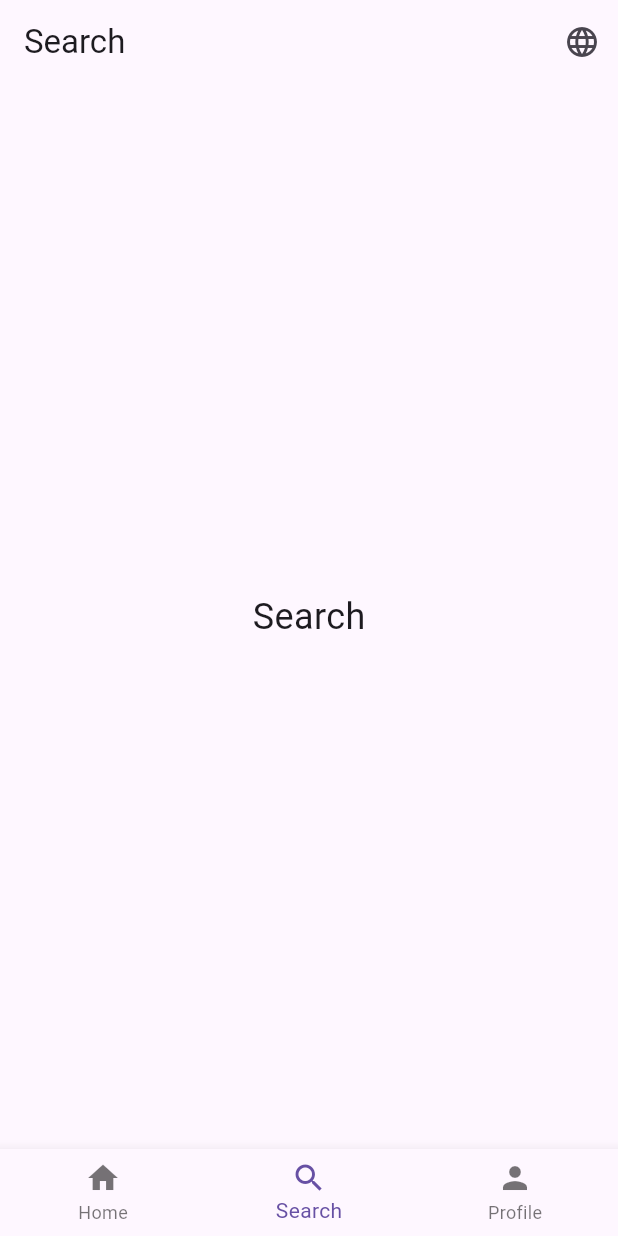
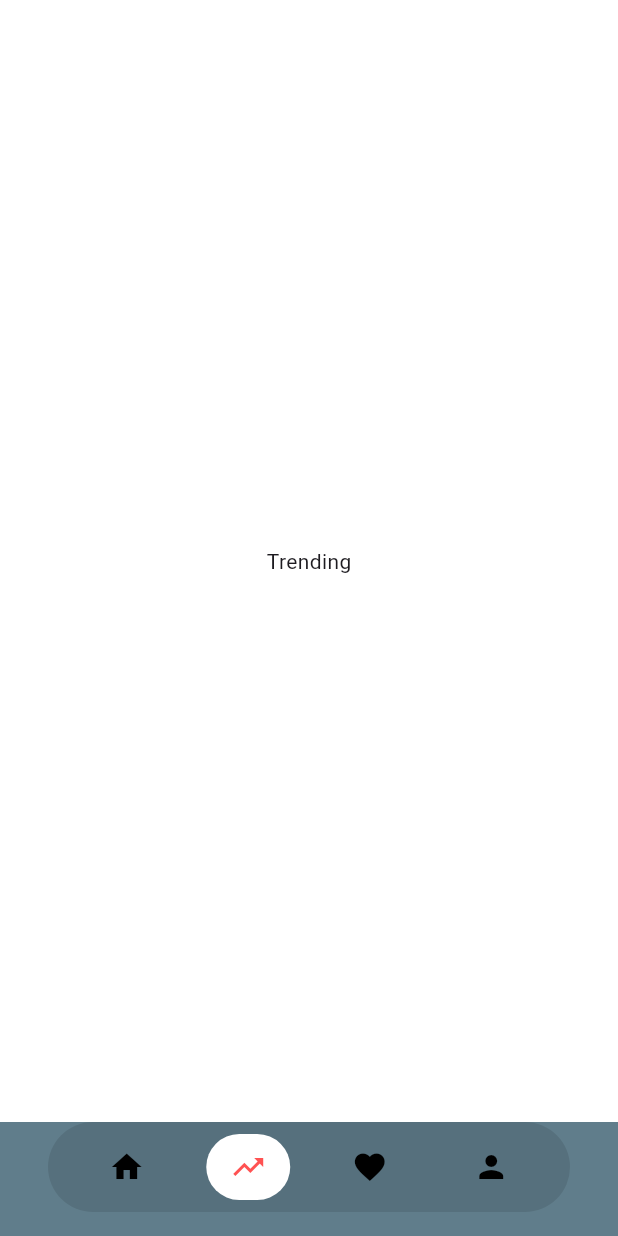
Before and after one commit to vumanhtu123/My-To-Be, a Flutter app: the screen it shows after launch, item 2 of the bottom bar chosen, on a phone screen of 412 x 824 dp. Run offline on Flutter 3.47's test engine with Material 3 defaults, Android fonts, the phone set to English and light mode, and no system bars; our stand-ins replace get.

```diff
--- /dev/null
+++ b/lib/app/trending/controllers/trending.controller.dart
@@ -0,0 +1,12 @@
+import 'package:get/get.dart';
+
+class TrendingBinding extends Bindings {
+  @override
+  void dependencies() {
+    Get.lazyPut<TrendingController>(() => TrendingController());
+  }
+}
+
+class TrendingController extends GetxController{
+
+}
--- /dev/null
+++ b/lib/app/trending/views/trending.page.dart
@@ -0,0 +1,15 @@
+import 'package:flutter/material.dart';
+import 'package:get/get.dart';
+
+import '../controllers/trending.controller.dart';
+
+class TrendingPage extends GetView<TrendingController> {
+  const TrendingPage({super.key});
+
+  @override
+  Widget build(BuildContext context) {
+    return const Scaffold(
+      body: Center(child: Text("Trending")),
+    );
+  }
+}
--- /dev/null
+++ b/lib/common/base.url.dart
@@ -0,0 +1,3 @@
+class ApiConst {
+  static String test = "";
+}
--- a/lib/common/bindings.dart
+++ b/lib/common/bindings.dart
@@ -5,6 +5,6 @@ import '../main.controller.dart';
 class BottomBarBinding extends Bindings {
   @override
   void dependencies() {
-    Get.lazyPut<BottomBarController>(() => BottomBarController());
+    Get.lazyPut<MainController>(() => MainController());
   }
 }
--- /dev/null
+++ b/lib/components/floating.bottom.bar.dart
@@ -0,0 +1,86 @@
+import 'package:flutter/material.dart';
+import 'package:get/get.dart';
+import '../main.controller.dart';
+
+class FloatingBottomBar extends StatelessWidget {
+  const FloatingBottomBar({super.key});
+
+  @override
+  Widget build(BuildContext context) {
+    return Container(
+      margin: const EdgeInsets.symmetric(horizontal: 32),
+      padding: const EdgeInsets.symmetric(horizontal: 12, vertical: 8),
+      decoration: BoxDecoration(
+        color: Colors.black.withOpacity(0.1),
+        borderRadius: BorderRadius.circular(40),
+        // boxShadow: const [
+        //   BoxShadow(
+        //     color: Colors.black38,
+        //     blurRadius: 8,
+        //     offset: Offset(0, 4),
+        //   ),
+        // ],
+      ),
+      child: const Row(
+        mainAxisAlignment: MainAxisAlignment.spaceAround,
+        children: [
+          BottomBarItem(icon: Icons.home, label: 'Home', index: 0),
+          BottomBarItem(icon: Icons.trending_up, label: 'Search', index: 1),
+          BottomBarItem(icon: Icons.favorite, label: 'Likes', index: 2),
+          BottomBarItem(icon: Icons.person, label: 'Profile', index: 3),
+        ],
+      ),
+    );
+  }
+}
+
+
+class BottomBarItem extends StatelessWidget {
+  final IconData icon;
+  final int index;
+  final String label;
+
+  const BottomBarItem({
+    super.key,
+    required this.icon,
+    required this.index,
+    required this.label,
+  });
+
+  @override
+  Widget build(BuildContext context) {
+    final navCtrl = Get.find<MainController>();
+
+    return Obx(() {
+      final isSelected = navCtrl.currentIndex.value == index;
+      return GestureDetector(
+        onTap: () => navCtrl.changeTab(index),
+        child: AnimatedContainer(
+          duration: const Duration(milliseconds: 0),
+          padding: const EdgeInsets.symmetric(horizontal: 16, vertical: 10),
+          decoration: isSelected
+              ? BoxDecoration(
+            color: Colors.white,
+            borderRadius: BorderRadius.circular(30),
+          )
+              : null,
+          child: Row(
+            children: [
+              Icon(
+                icon,
+                color: isSelected ? Colors.redAccent : Colors.black,
+              ),
+              // if (isSelected)
+              //   const SizedBox(width: 6),
+              // if (isSelected)
+              //   Text(
+              //     label,
+              //     style: const TextStyle(color: Colors.black),
+              //   ),
+            ],
+          ),
+        ),
+      );
+    });
+  }
+}
--- /dev/null
+++ b/lib/helper/colors.dart
@@ -0,0 +1,24 @@
+import 'package:flutter/material.dart';
+
+class AppColors {
+  final ThemeData lightTheme = ThemeData(
+    brightness: Brightness.light,
+    primarySwatch: Colors.deepPurple,
+    scaffoldBackgroundColor: Colors.white,
+    appBarTheme: const AppBarTheme(
+      backgroundColor: Colors.white,
+      foregroundColor: Colors.black,
+    ),
+  );
+
+  final ThemeData darkTheme = ThemeData(
+    brightness: Brightness.dark,
+    primarySwatch: Colors.deepPurple,
+    scaffoldBackgroundColor: const Color(0xFF121212),
+    appBarTheme: const AppBarTheme(
+      backgroundColor: Color(0xFF1F1F1F),
+      foregroundColor: Colors.white,
+    ),
+  );
+
+}
--- /dev/null
+++ b/lib/helper/theme.controller.dart
@@ -0,0 +1,13 @@
+import 'package:flutter/material.dart';
+import 'package:get/get.dart';
+
+class ThemeController extends GetxController {
+  var isDarkMode = false.obs;
+
+  ThemeMode get themeMode => isDarkMode.value ? ThemeMode.dark : ThemeMode.light;
+
+  void toggleTheme() {
+    isDarkMode.value = !isDarkMode.value;
+    Get.changeThemeMode(themeMode);
+  }
+}
--- a/lib/main.controller.dart
+++ b/lib/main.controller.dart
@@ -2,11 +2,11 @@ import 'dart:ui';
 
 import 'package:get/get.dart';
 
-class BottomBarController extends GetxController {
-  var selectedIndex = 0.obs;
+class MainController extends GetxController {
+  final currentIndex = 0.obs;
 
-  void changeIndex(int index) {
-    selectedIndex.value = index;
+  void changeTab(int index) {
+    currentIndex.value = index;
   }
 
   void switchLocale() {
--- a/lib/main.dart
+++ b/lib/main.dart
@@ -290,11 +290,20 @@
 // }
 import 'package:flutter/material.dart';
 import 'package:get/get.dart';
+import 'package:my_to_be/app/favorite/views/favorite.page.dart';
+import 'package:my_to_be/app/home/views/home.page.dart';
+import 'package:my_to_be/app/setting/views/setting.page.dart';
+import 'package:my_to_be/app/trending/views/trending.page.dart';
+import 'package:my_to_be/helper/colors.dart';
+import 'package:my_to_be/routes/app.pages.dart';
 
+import 'components/floating.bottom.bar.dart';
+import 'helper/theme.controller.dart';
 import 'l10n/app.translations.dart';
 import 'main.controller.dart';
 
 void main() {
+  Get.put(ThemeController());
   runApp(const MyApp());
 }
 
@@ -303,12 +312,22 @@ class MyApp extends StatelessWidget {
 
   @override
   Widget build(BuildContext context) {
+    final themeController = Get.find<ThemeController>();
+
     return GetMaterialApp(
+      theme: AppColors().lightTheme,
+      darkTheme: AppColors().darkTheme,
+      themeMode: themeController.themeMode,
       title: 'myBeat',
       translations: AppTranslations(),
       locale: Get.deviceLocale,
       fallbackLocale: const Locale('en', 'US'),
       home: const MainScreen(),
+      initialBinding: BindingsBuilder(() {
+        Get.put(MainController());
+      }),
+      initialRoute: AppPages.initial,
+      getPages: AppPages.routes,
       debugShowCheckedModeBanner: false,
     );
   }
@@ -317,61 +336,23 @@ class MyApp extends StatelessWidget {
 class MainScreen extends StatelessWidget {
   const MainScreen({super.key});
 
-  @override
-  Widget build(BuildContext context) {
-    final BottomBarController controller = Get.put(BottomBarController());
-
-    final pages = [
-      Center(child: Text('home'.tr, style: const TextStyle(fontSize: 24))),
-      Center(child: Text('search'.tr, style: const TextStyle(fontSize: 24))),
-      const ProfilePage(),
-    ];
-
-    return Obx(() => Scaffold(
-      appBar: AppBar(
-        title: Text(
-          ['home'.tr, 'search'.tr, 'profile'.tr][controller.selectedIndex.value],
-        ),
-        actions: [
-          IconButton(
-            icon: const Icon(Icons.language),
-            tooltip: 'change_language'.tr,
-            onPressed: controller.switchLocale,
-          )
-        ],
-      ),
-      body: pages[controller.selectedIndex.value],
-      bottomNavigationBar: BottomNavigationBar(
-        currentIndex: controller.selectedIndex.value,
-        onTap: controller.changeIndex,
-        items: [
-          BottomNavigationBarItem(
-            icon: const Icon(Icons.home),
-            label: 'home'.tr,
-          ),
-          BottomNavigationBarItem(
-            icon: const Icon(Icons.search),
-            label: 'search'.tr,
-          ),
-          BottomNavigationBarItem(
-            icon: const Icon(Icons.person),
-            label: 'profile'.tr,
-          ),
-        ],
-      ),
-    ));
-  }
-}
-
-class ProfilePage extends StatelessWidget {
-  const ProfilePage({super.key});
+  final List<Widget> _pages = const [
+    HomePage(),
+    TrendingPage(),
+    FavoritePage(),
+    SettingPage(),
+  ];
 
   @override
   Widget build(BuildContext context) {
-    return Center(
-      child: Text(
-        'profile'.tr,
-        style: const TextStyle(fontSize: 24),
+    final navCtrl = Get.find<MainController>();
+
+    return Scaffold(
+      backgroundColor: Colors.blueGrey,
+      body: Obx(() => _pages[navCtrl.currentIndex.value]),
+      bottomNavigationBar: const Padding(
+        padding: EdgeInsets.only(bottom: 16),
+        child: FloatingBottomBar(),
       ),
     );
   }
--- a/lib/routes/app.pages.dart
+++ b/lib/routes/app.pages.dart
@@ -1,6 +1,15 @@
 import 'package:get/get_navigation/src/routes/get_route.dart';
+import 'package:my_to_be/app/favorite/controllers/favorite.controller.dart';
+import 'package:my_to_be/app/home/views/home.page.dart';
+import 'package:my_to_be/app/setting/controllers/setting.controller.dart';
+import 'package:my_to_be/app/setting/views/setting.page.dart';
+import 'package:my_to_be/app/trending/views/trending.page.dart';
 import 'package:my_to_be/main.dart';
 
+import '../app/favorite/views/favorite.page.dart';
+import '../app/home/controllers/home.controller.dart';
+import '../app/splash/views/splash.page.dart';
+import '../app/trending/controllers/trending.controller.dart';
 import '../common/bindings.dart';
 import 'app.routes.dart';
 
@@ -14,6 +23,30 @@ class AppPages {
       name: Routes.main,
       page: () => const MainScreen(),
       binding: BottomBarBinding(),
-    )
+    ),
+    GetPage(
+      name: Routes.splash,
+      page: () => const SplashPage(),
+    ),
+    GetPage(
+      name: Routes.home,
+      page: () => const HomePage(),
+      binding: HomeBinding(),
+    ),
+    GetPage(
+      name: Routes.trending,
+      page: () => const TrendingPage(),
+      binding: TrendingBinding(),
+    ),
+    GetPage(
+      name: Routes.favorite,
+      page: () => const FavoritePage(),
+      binding: FavoriteBinding(),
+    ),
+    GetPage(
+      name: Routes.setting,
+      page: () => const SettingPage(),
+      binding: SettingBinding(),
+    ),
   ];
 }
--- a/lib/routes/app.routes.dart
+++ b/lib/routes/app.routes.dart
@@ -2,4 +2,8 @@ abstract class Routes {
   Routes._();
   static const main = '/main';
   static const splash = '/splash';
+  static const home = '/home';
+  static const trending = '/trending';
+  static const favorite = '/favorite';
+  static const setting = '/setting';
 }
```
Also changed, not shown: lib/app/favorite/controllers/favorite.controller.dart (added, +12 -0 lines), lib/app/favorite/views/favorite.page.dart (added, +15 -0 lines), lib/app/home/controllers/home.controller.dart (+12 -0 lines), lib/app/home/views/home.page.dart (+22 -2 lines), lib/app/setting/controllers/setting.controller.dart (added, +12 -0 lines), lib/app/setting/views/setting.page.dart (added, +15 -0 lines), lib/app/splash/views/splash.page.dart (+28 -3 lines), lib/services/api.service.dart (added, +121 -0 lines).
